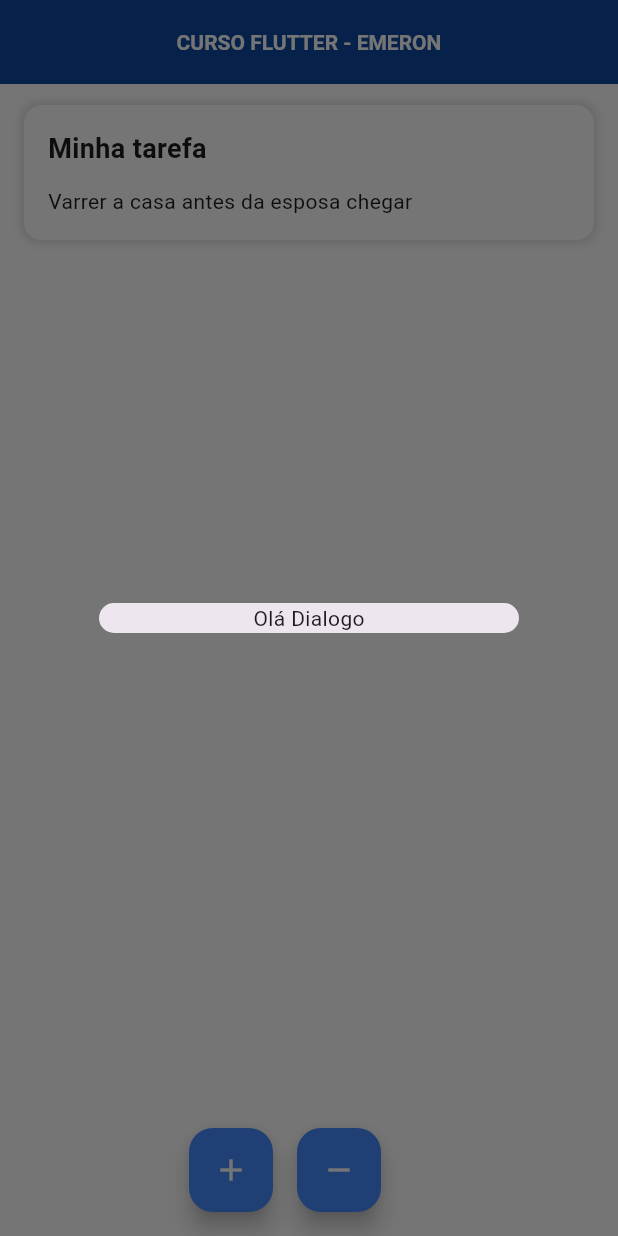
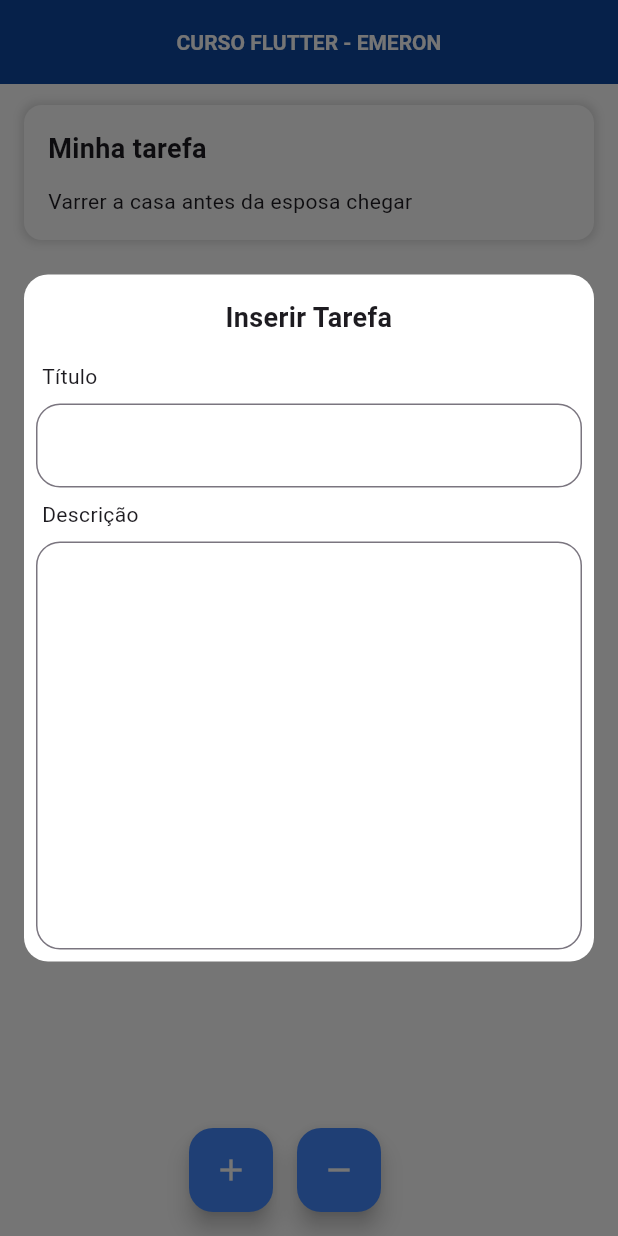
Before and after one commit to DBrains/curso-flutter-emeron, a Flutter app: the screen it shows after launch, after a tap on the "add" icon, on a phone screen of 412 x 824 dp. Run offline on Flutter 3.47's test engine with Material 3 defaults, Android fonts, the phone set to English and light mode, and no system bars.

Commit message:
TextInputWidget

```diff
--- a/lib/src/views/home.view.dart
+++ b/lib/src/views/home.view.dart
@@ -1,6 +1,6 @@
+import 'package:flutter/material.dart';
+import 'package:curso/src/widgets/todo_item.widget.dart';
 import 'package:curso/src/entities/todo_item.entity.dart';
-import 'package:curso/src/widgets/todo_item.widget.dart';
-import 'package:flutter/material.dart';
 
 class HomeView extends StatefulWidget {
   const HomeView({super.key, required this.title});
@@ -21,16 +21,51 @@ class _MyHomePageState extends State<HomeView> {
     ),
   ];
 
+  TextEditingController titleController = TextEditingController();
+  TextEditingController descriptionController = TextEditingController();
+
   void _incrementCounter() {
     showDialog(
         context: context,
         builder: (context) {
-          return const Dialog(
-            child: Column(
-              mainAxisSize: MainAxisSize.min,
-              children: [
-                Text("Olá Dialogo"),
-              ],
+          return Dialog(
+            backgroundColor: Colors.white,
+            shape: RoundedRectangleBorder(
+              borderRadius: BorderRadius.circular(16),
+            ),
+            insetPadding: const EdgeInsets.all(16),
+            child: Form(
+              key: GlobalKey<FormState>(),
+              child: Padding(
+                padding: const EdgeInsets.all(8),
+                child: Column(
+                  crossAxisAlignment: CrossAxisAlignment.start,
+                  mainAxisSize: MainAxisSize.min,
+                  children: [
+                    Container(
+                      alignment: Alignment.center,
+                      margin: const EdgeInsets.symmetric(vertical: 8),
+                      child: const Text(
+                        "Inserir Tarefa",
+                        textAlign: TextAlign.center,
+                        style: TextStyle(
+                          fontSize: 18,
+                          fontWeight: FontWeight.w700,
+                        ),
+                      ),
+                    ),
+                    TextInputWidget(
+                      label: "Título",
+                      controller: titleController,
+                    ),
+                    TextInputWidget(
+                      label: "Descrição",
+                      maxLines: 10,
+                      controller: descriptionController,
+                    ),
+                  ],
+                ),
+              ),
             ),
           );
         });
@@ -109,3 +144,41 @@ class _MyHomePageState extends State<HomeView> {
     );
   }
 }
+
+class TextInputWidget extends StatelessWidget {
+  final String label;
+  final int? maxLines;
+  TextEditingController controller = TextEditingController();
+
+  TextInputWidget({
+    super.key,
+    this.maxLines,
+    required this.label,
+    required this.controller,
+  });
+
+  @override
+  Widget build(BuildContext context) {
+    return Column(
+      crossAxisAlignment: CrossAxisAlignment.start,
+      children: [
+        Container(
+          margin: const EdgeInsets.symmetric(
+            vertical: 8,
+            horizontal: 4,
+          ),
+          child: Text(label),
+        ),
+        TextField(
+          maxLines: maxLines,
+          controller: controller,
+          decoration: InputDecoration(
+            border: OutlineInputBorder(
+              borderRadius: BorderRadius.circular(16),
+            ),
+          ),
+        ),
+      ],
+    );
+  }
+}
```
